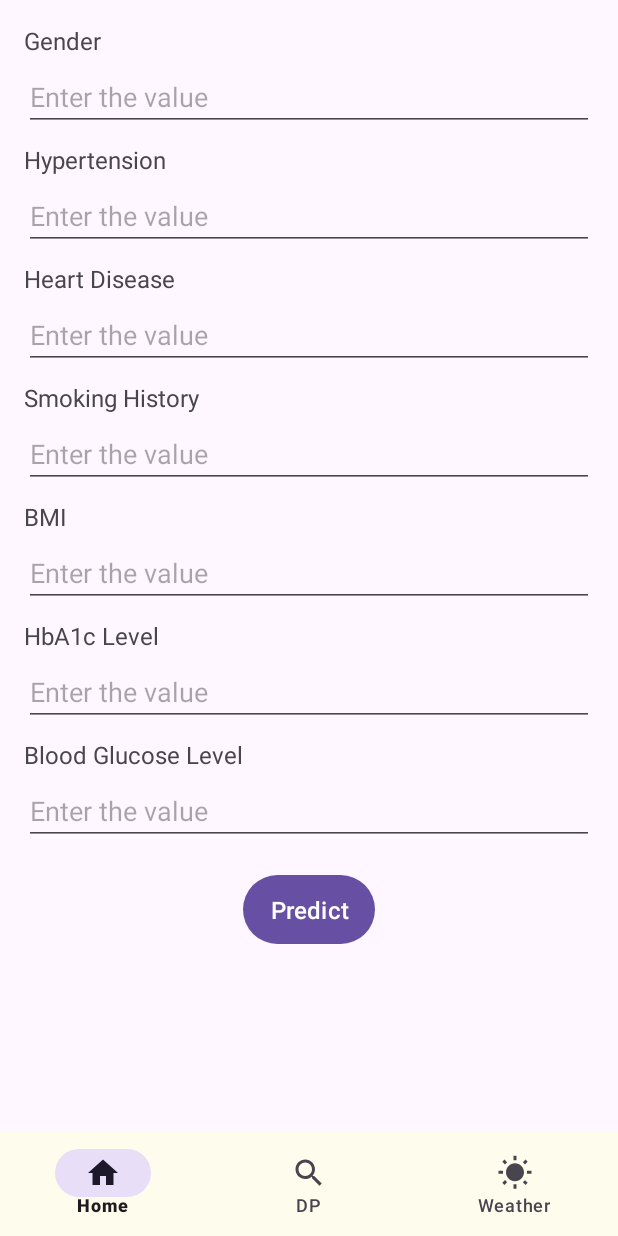
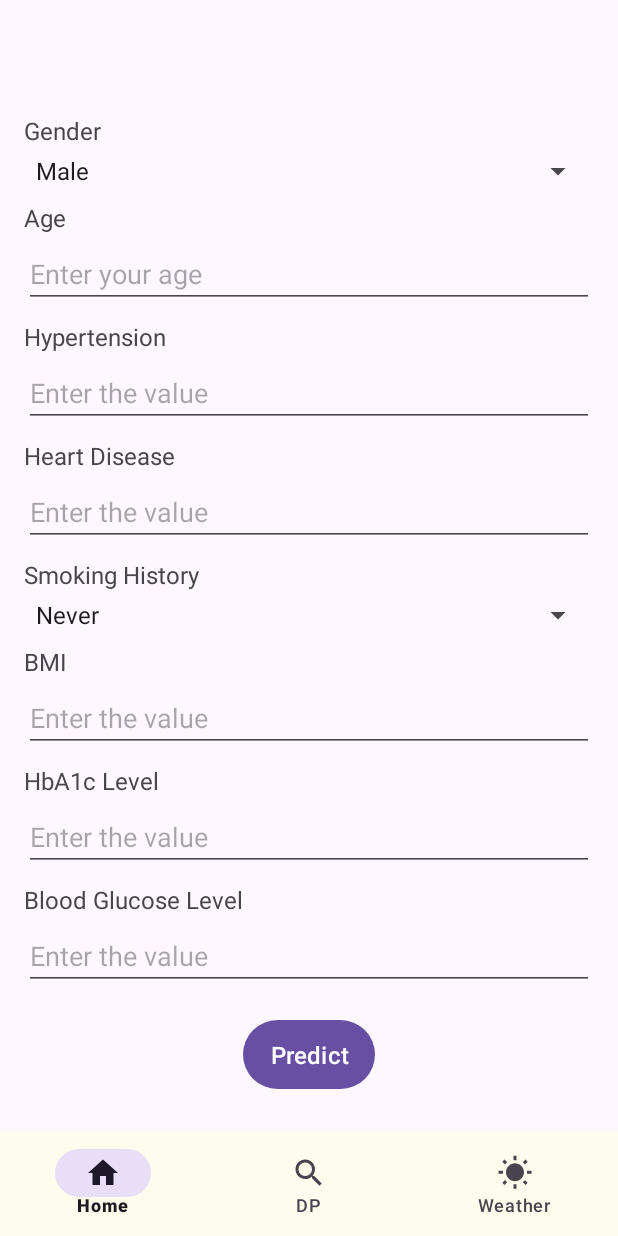
Before and after one commit to dayam8696/DiaHeart, an Android app: the DiabetiesFragment screen opened through its navigation route, on a phone screen of 412 x 824 dp. Run offline under Robolectric (Android 15) with nearby library versions, the phone set to English and light mode, and no system bars; our stand-ins replace navigation-ui.

Commit message:
added diabetes screen done

```diff
--- a/app/src/main/java/com/example/diaheart/ui/fragment/DiabetiesFragment.kt
+++ b/app/src/main/java/com/example/diaheart/ui/fragment/DiabetiesFragment.kt
@@ -4,10 +4,13 @@ import android.os.Bundle
 import android.view.LayoutInflater
 import android.view.View
 import android.view.ViewGroup
+import android.widget.ArrayAdapter
+import com.example.diaheart.R
 import com.example.diaheart.databinding.DiabetiesBinding
 
-class DiabetiesFragment :BaseFragment() {
-    private val binding by lazy { DiabetiesBinding.inflate(layoutInflater)}
+class DiabetiesFragment : BaseFragment() {
+    private val binding by lazy { DiabetiesBinding.inflate(layoutInflater) }
+
     override fun onCreateView(
         inflater: LayoutInflater,
         container: ViewGroup?,
@@ -18,8 +21,23 @@ class DiabetiesFragment :BaseFragment() {
 
     override fun onViewCreated(view: View, savedInstanceState: Bundle?) {
         super.onViewCreated(view, savedInstanceState)
-                fun inputTaken(){
-//                    if (binding.gender.text.toString().isEmpty()|| binding.text.toString().isEmpty()||)
-//                }
+
+        // Gender Spinner setup
+        val genderSpinner = binding.genderSpinner
+        val genderOptions = arrayOf("Male", "Female")
+        val genderAdapter = ArrayAdapter(requireContext(), android.R.layout.simple_spinner_item, genderOptions)
+        genderAdapter.setDropDownViewResource(android.R.layout.simple_spinner_dropdown_item)
+        genderSpinner.adapter = genderAdapter
+
+        // Smoking History Spinner setup
+        val smokingHistorySpinner = binding.smokingHistorySpinner
+        val smokingOptions = arrayOf("Never", "Current", "Former")
+        val smokingAdapter = ArrayAdapter(requireContext(), android.R.layout.simple_spinner_item, smokingOptions)
+        smokingAdapter.setDropDownViewResource(android.R.layout.simple_spinner_dropdown_item)
+        smokingHistorySpinner.adapter = smokingAdapter
     }
-}}
+
+    fun inputTaken() {
+        // Handle input validation or form submission here
+    }
+}
--- a/app/src/main/res/layout/diabeties.xml
+++ b/app/src/main/res/layout/diabeties.xml
@@ -11,15 +11,32 @@
         android:layout_height="wrap_content"
         android:text="Gender"
         android:textSize="16sp"
+        android:layout_marginTop="60dp"
+        android:layout_marginBottom="4dp" />
+
+    <Spinner
+        android:id="@+id/genderSpinner"
+        android:layout_width="match_parent"
+        android:layout_height="wrap_content"
+        android:layout_marginBottom="8dp" />
+
+
+    <TextView
+        android:layout_width="wrap_content"
+        android:layout_height="wrap_content"
+        android:text="Age"
+        android:textSize="16sp"
         android:layout_marginBottom="4dp" />
 
     <EditText
-        android:id="@+id/gender"
+        android:id="@+id/age"
         android:layout_width="match_parent"
         android:layout_height="wrap_content"
-        android:hint="Enter the value"
+        android:hint="Enter your age"
         android:inputType="textPersonName"
         android:layout_marginBottom="8dp" />
+
+
 
     <!-- Hypertension -->
     <TextView
@@ -61,13 +78,13 @@
         android:textSize="16sp"
         android:layout_marginBottom="4dp" />
 
-    <EditText
-        android:id="@+id/smoking_history"
+    <Spinner
+        android:id="@+id/smokingHistorySpinner"
         android:layout_width="match_parent"
         android:layout_height="wrap_content"
-        android:hint="Enter the value"
-        android:inputType="textPersonName"
-        android:layout_marginBottom="8dp" />
+        android:layout_marginBottom="8dp"
+        />
+
 
     <!-- BMI -->
     <TextView
```
